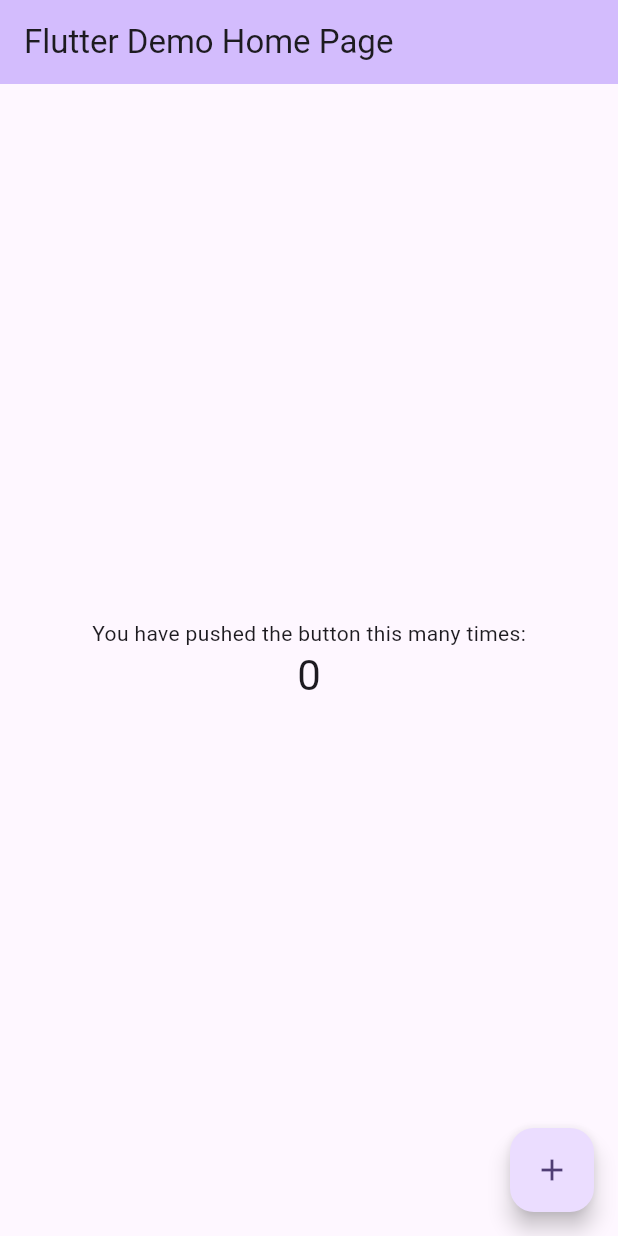
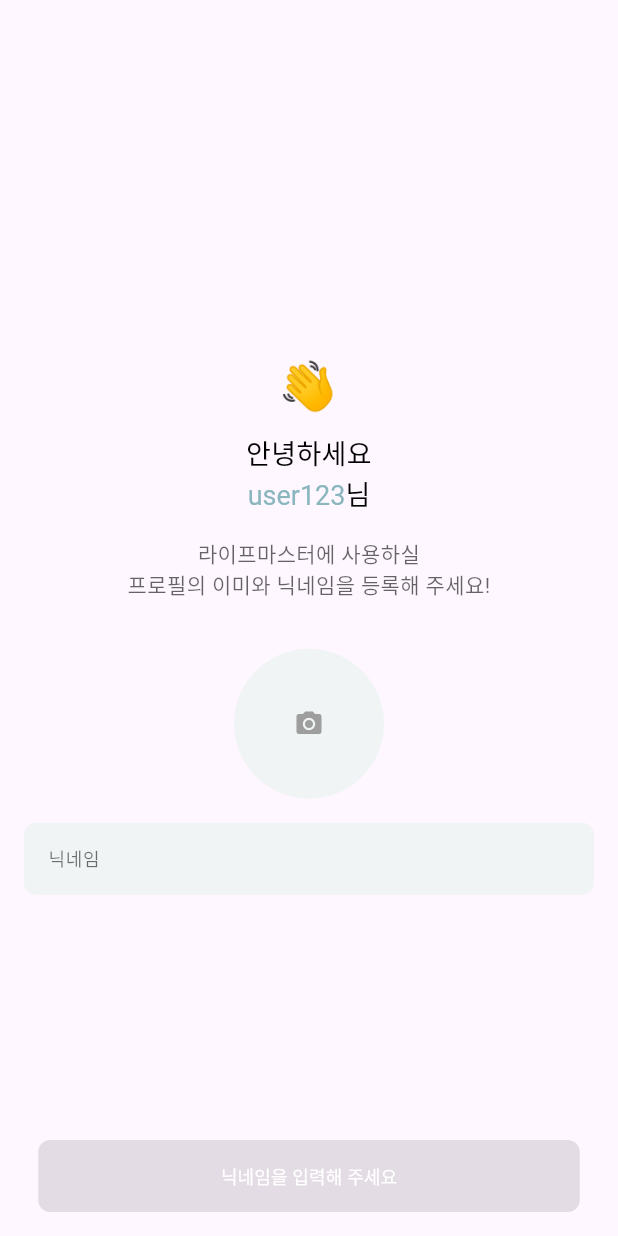
Before and after one commit to Seeds-kr/LifeMaster-FE, a Flutter app: the screen it shows after launch, on a phone screen of 412 x 824 dp. Run offline on Flutter 3.47's test engine with Material 3 defaults, Android fonts, the phone set to English and light mode, and no system bars; our stand-ins replace image_picker.

Commit message:
회원 정보 입력(미완성, 완성시)

```diff
--- a/lib/main.dart
+++ b/lib/main.dart
@@ -1,10 +1,5 @@
 import 'package:flutter/material.dart';
-// import 'package:lifemaster_proj2/screen/calender_widget.dart';
-// import 'package:lifemaster_proj2/screen/challenge_widget.dart';
-// import 'package:lifemaster_proj2/screen/detox_widget.dart';
-// import 'package:lifemaster_proj2/screen/self_reflection_widget.dart';
-// import 'package:lifemaster_proj2/screen/sleep_widget.dart';
-// import 'package:lifemaster_proj2/screen/todo_widget.dart';
+import 'screen/user_info_screen.dart';
 
 void main() {
   runApp(const MyApp());
@@ -13,172 +8,12 @@
 class MyApp extends StatelessWidget {
   const MyApp({super.key});
 
-  // This widget is the root of your application.
   @override
   Widget build(BuildContext context) {
     return MaterialApp(
-      title: 'Flutter Demo',
-      theme: ThemeData(
-        colorScheme: ColorScheme.fromSeed(seedColor: Colors.deepPurple),
-        useMaterial3: true,
-      ),
-      home: const MyHomePage(title: 'Flutter Demo Home Page'),
+      title: '회원가입 앱',
+      theme: ThemeData(primarySwatch: Colors.blue),
+      home: const UserInfoScreen(),
     );
   }
 }
-
-class MyHomePage extends StatefulWidget {
-  const MyHomePage({super.key, required this.title});
-
-  final String title;
-
-  @override
-  State<MyHomePage> createState() => _MyHomePageState();
-}
-
-class _MyHomePageState extends State<MyHomePage> {
-  int _counter = 0;
-
-  void _incrementCounter() {
-    setState(() {
-      _counter++;
-    });
-  }
-
-  @override
-  Widget build(BuildContext context) {
-    return Scaffold(
-      appBar: AppBar(
-        // TRY THIS: Try changing the color here to a specific color (to
-        // Colors.amber, perhaps?) and trigger a hot reload to see the AppBar
-        // change color while the other colors stay the same.
-        backgroundColor: Theme.of(context).colorScheme.inversePrimary,
-        // Here we take the value from the MyHomePage object that was created by
-        // the App.build method, and use it to set our appbar title.
-        title: Text(widget.title),
-      ),
-      body: Center(
-        // Center is a layout widget. It takes a single child and positions it
-        // in the middle of the parent.
-        child: Column(
-          mainAxisAlignment: MainAxisAlignment.center,
-          children: <Widget>[
-            const Text(
-              'You have pushed the button this many times:',
-            ),
-            Text(
-              '$_counter',
-              style: Theme.of(context).textTheme.headlineMedium,
-            ),
-          ],
-        ),
-      ),
-      floatingActionButton: FloatingActionButton(
-        onPressed: _incrementCounter,
-        tooltip: 'Increment',
-        child: const Icon(Icons.add),
-      ), // This trailing comma makes auto-formatting nicer for build methods.
-    );
-  }
-}
-
-// void main() {
-//   runApp(LifeMasterApp());
-// }
-//
-// class LifeMasterApp extends StatelessWidget {
-//   @override
-//   Widget build(BuildContext context) {
-//     return MaterialApp(
-//       debugShowCheckedModeBanner: false,
-//       home: LifeMasterHomePage(),
-//     );
-//   }
-// }
-//
-// class LifeMasterHomePage extends StatefulWidget {
-//   @override
-//   _LifeMasterHomePageState createState() => _LifeMasterHomePageState();
-// }
-//
-// class _LifeMasterHomePageState extends State<LifeMasterHomePage> {
-//   DateTime _selectedDate = DateTime.now();
-//
-//   // 모든 날짜별 활동을 저장할 `Map`
-//   final Map<DateTime, Map<String, dynamic>> _activities = {};
-//
-//   void _onDateSelected(DateTime date) {
-//     setState(() {
-//       _selectedDate = date;
-//     });
-//   }
-//
-//   Map<String, dynamic> get _currentActivities {
-//     // 선택된 날짜의 활동 데이터를 가져오고, 없으면 초기값으로 설정하여 반환
-//     if (!_activities.containsKey(_selectedDate)) {
-//       _activities[_selectedDate] = {
-//         'tasks': <Map<String, dynamic>>[], // 할 일 리스트
-//         'sleep': "수면 정보 없음", // 수면 정보
-//         'reflection': <String, dynamic>{}, // 자아 성찰
-//         'challenge': <String, dynamic>{}, // 챌린지
-//         'detox': <String, dynamic>{}, // 디톡스
-//       };
-//     }
-//     return _activities[_selectedDate]!;
-//   }
-//
-//   void _updateActivity(String key, dynamic value) {
-//     setState(() {
-//       if (_activities.containsKey(_selectedDate)) {
-//         _activities[_selectedDate]![key] = value; // 특정 활동 업데이트
-//       }
-//     });
-//   }
-//
-//   @override
-//   Widget build(BuildContext context) {
-//     return Scaffold(
-//       backgroundColor: Color(0xFFEFF3F7),
-//       body: SingleChildScrollView(
-//         padding: const EdgeInsets.all(16.0),
-//         child: Column(
-//           children: [
-//             CalendarWidget(
-//               selectedDate: _selectedDate,
-//               onDateSelected: _onDateSelected,
-//             ),
-//             SizedBox(height: 16),
-//             TodoWidget(
-//               initialTasks: List<Map<String, dynamic>>.from(
-//                   _currentActivities['tasks'] as List<Map<String, dynamic>>),
-//               onUpdate: (tasks) => _updateActivity('tasks', tasks),
-//             ),
-//             SizedBox(height: 16),
-//             SleepWidget(
-//               sleepData: _currentActivities['sleep'] as String,
-//               onUpdate: (data) => _updateActivity('sleep', data),
-//             ),
-//             SizedBox(height: 16),
-//             SelfReflectionWidget(
-//               reflectionData: Map<String, dynamic>.from(
-//                   _currentActivities['reflection'] as Map<String, dynamic>),
-//               onUpdate: (data) => _updateActivity('reflection', data),
-//             ),
-//             SizedBox(height: 16),
-//             ChallengeWidget(
-//               challengeData: Map<String, dynamic>.from(
-//                   _currentActivities['challenge'] as Map<String, dynamic>),
-//               onUpdate: (data) => _updateActivity('challenge', data),
-//             ),
-//             SizedBox(height: 16),
-//             DetoxWidget(
-//               detoxData: Map<String, dynamic>.from(
-//                   _currentActivities['detox'] as Map<String, dynamic>),
-//               onUpdate: (data) => _updateActivity('detox', data),
-//             ),
-//           ],
-//         ),
-//       ),
-//     );
-//   }
-// }
--- /dev/null
+++ b/lib/screen/user_info_screen.dart
@@ -0,0 +1,217 @@
+import 'dart:io';
+import 'package:flutter/material.dart';
+import 'package:image_picker/image_picker.dart';
+
+class UserInfoScreen extends StatefulWidget {
+  const UserInfoScreen({super.key});
+
+  @override
+  State<UserInfoScreen> createState() => _UserInfoScreenState();
+}
+
+class _UserInfoScreenState extends State<UserInfoScreen> {
+  // 임의의 사용자 ID 리스트 (사용 불가능한 닉네임 예시)
+  final List<String> unavailableNicknames = ['user123', 'test_user', 'flutter_dev'];
+  late final String currentUserId;
+  XFile? _selectedImage;
+  TextEditingController _nicknameController = TextEditingController();
+  String _nicknameStatus = ''; // 상태 메시지
+  bool _isNicknameValid = false; // 닉네임 유효성 체크
+
+  @override
+  void initState() {
+    super.initState();
+    currentUserId = 'user123'; // 현재 사용자 ID
+  }
+
+  Future<void> _pickImage() async {
+    final ImagePicker picker = ImagePicker();
+    final XFile? image = await picker.pickImage(source: ImageSource.gallery);
+    if (image != null) {
+      setState(() {
+        _selectedImage = image;
+      });
+    }
+  }
+
+  // 닉네임이 사용 가능한지 확인하는 함수
+  void _checkNicknameAvailability(String nickname) {
+    setState(() {
+      _isNicknameValid = !unavailableNicknames.contains(nickname) && nickname.isNotEmpty;
+      _nicknameStatus = _isNicknameValid ? '사용 가능한 닉네임이에요' : '';
+    });
+  }
+
+  @override
+  Widget build(BuildContext context) {
+    return Scaffold(
+      body: Stack(
+        children: [
+          Padding(
+            padding: const EdgeInsets.all(16.0),
+            child: Column(
+              mainAxisAlignment: MainAxisAlignment.center,
+              crossAxisAlignment: CrossAxisAlignment.center,
+              children: [
+                // 첫 번째: 글을 쓸 수 있는 컨테이너
+                Container(
+                  padding: const EdgeInsets.all(16.0),
+                  child: Column(
+                    children: [
+                      // 첫 번째: 손 이모지
+                      Text(
+                        '👋',
+                        style: const TextStyle(
+                          fontSize: 32,
+                          fontWeight: FontWeight.bold,
+                        ),
+                        textAlign: TextAlign.center,
+                      ),
+                      const SizedBox(height: 8),
+
+                      // 두 번째: 사용자 이름과 안내 텍스트
+                      Text(
+                        '안녕하세요',
+                        style: const TextStyle(
+                            fontSize: 18,
+                            color: Colors.black // 사용자 이름 색상
+                        ),
+                        textAlign: TextAlign.center,
+                      ),
+                      RichText(
+                        textAlign: TextAlign.center,
+                        text: TextSpan(
+                          children: [
+                            TextSpan(
+                              text: '$currentUserId',
+                              style: const TextStyle(
+                                fontSize: 18,
+                                color: Color(0xFF8AB6BE), // 사용자 이름 색상
+                              ),
+                            ),
+                            const TextSpan(
+                              text: '님',
+                              style: TextStyle(
+                                fontSize: 18,
+                                color: Colors.black, // '님'은 검정색
+                              ),
+                            ),
+                          ],
+                        ),
+                      ),
+                      const SizedBox(height: 16),
+
+                      // 세 번째: 안내 텍스트
+                      Text(
+                        '라이프마스터에 사용하실\n프로필의 이미와 닉네임을 등록해 주세요!',
+                        style: TextStyle(
+                          fontSize: 14,
+                          color: Colors.black.withOpacity(0.6), // 투명도 60%
+                        ),
+                        textAlign: TextAlign.center,
+                      ),
+                    ],
+                  ),
+                ),
+                const SizedBox(height: 16),
+
+                // 두 번째: 회원 사진 추가 공간
+                GestureDetector(
+                  onTap: _pickImage,
+                  child: CircleAvatar(
+                    radius: 50,
+                    backgroundColor: const Color(0xFFF0F4F5),
+                    backgroundImage:
+                    _selectedImage != null ? FileImage(File(_selectedImage!.path)) : null,
+                    child: _selectedImage == null
+                        ? const Icon(
+                      Icons.camera_alt,
+                      color: Colors.grey,
+                      size: 20, // 아이콘 크기 조정
+                    )
+                        : null,
+                  ),
+                ),
+                const SizedBox(height: 16),
+
+                // 세 번째: 닉네임 입력 공간
+                Container(
+                  width: double.infinity, // 너비를 fill로 설정
+                  height: 48, // 높이 설정
+                  decoration: BoxDecoration(
+                    color: const Color(0xFFF0F4F5), // 색상 설정
+                    borderRadius: BorderRadius.circular(8), // borderRadius 설정
+                  ),
+                  child: TextField(
+                    controller: _nicknameController,
+                    onChanged: (nickname) {
+                      _checkNicknameAvailability(nickname); // 닉네임 입력 시 상태 확인
+                    },
+                    decoration: InputDecoration(
+                      labelText: '닉네임',
+                      labelStyle: TextStyle(
+                        fontSize: 12, // 글자 크기 설정
+                        color: const Color(0x99131313), // 투명도 60%로 설정
+                      ),
+                      border: OutlineInputBorder(borderSide: BorderSide.none), // 테두리 없애기
+                    ),
+                  ),
+                ),
+                const SizedBox(height: 8),
+
+                // 네 번째: 닉네임 사용 가능 여부 텍스트와 체크 아이콘
+                if (_nicknameStatus.isNotEmpty) ...[
+                  Row(
+                    mainAxisAlignment: MainAxisAlignment.start, // 왼쪽 정렬
+                    children: [
+                      const Icon(
+                        Icons.check_circle,
+                        color: Color(0xFF8AB6BE),
+                        size: 16,
+                      ),
+                      const SizedBox(width: 8),
+                      Text(
+                        _nicknameStatus,
+                        style: const TextStyle(
+                          fontSize: 12,
+                          color: Color(0xFF8AB6BE),
+                        ),
+                      ),
+                    ],
+                  ),
+                ],
+              ],
+            ),
+          ),
+
+          // 네 번째: 버튼을 화면 아래에 배치
+          Align(
+            alignment: Alignment.bottomCenter,
+            child: Padding(
+              padding: const EdgeInsets.all(16.0),
+              child: ElevatedButton(
+                onPressed: _isNicknameValid ? () {
+                  // 버튼 클릭 이벤트 처리
+                } : null,
+                style: ElevatedButton.styleFrom(
+                  minimumSize: const Size(361, 48),
+                  backgroundColor: const Color(0xFFA0E0CF), // 배경 색상
+                  shape: RoundedRectangleBorder(
+                    borderRadius: BorderRadius.circular(8), // radius 설정
+                  ),
+                ),
+                child: Text(
+                  _isNicknameValid ? '라이프마스터 시작하기' : '닉네임을 입력해 주세요',
+                  style: const TextStyle(
+                    fontSize: 12,
+                    color: Colors.white, // 글자 색상
+                  ),
+                ),
+              ),
+            ),
+          ),
+        ],
+      ),
+    );
+  }
+}
--- a/pubspec.yaml
+++ b/pubspec.yaml
@@ -36,6 +36,7 @@
   # The following adds the Cupertino Icons font to your application.
   # Use with the CupertinoIcons class for iOS style icons.
   cupertino_icons: ^1.0.8
+  image_picker: ^1.1.2
 
 dev_dependencies:
   flutter_test:
```
Also changed, not shown: pubspec.lock.
